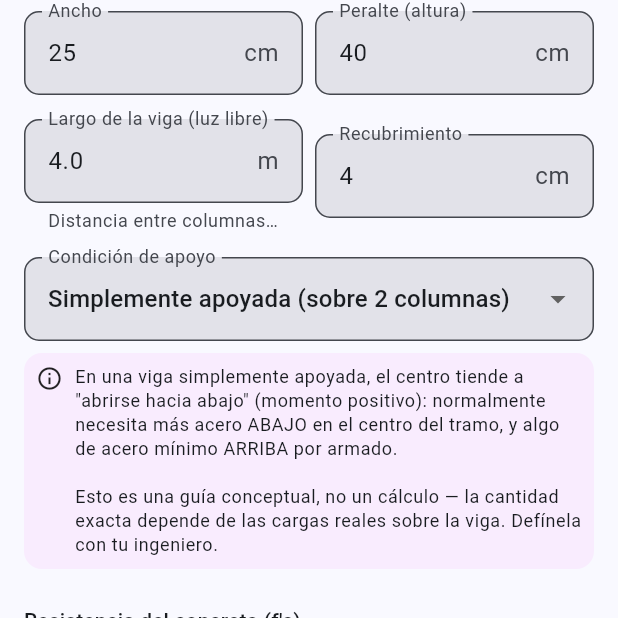
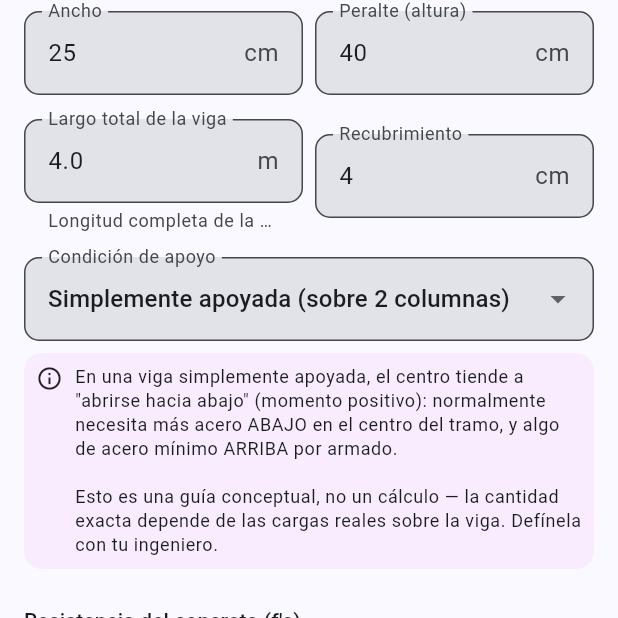
Before and after one commit to denniscastillo202020/Structia, a Flutter app: the CalculadoraVigaScreen screen opened directly, on a phone screen of 412 x 824 dp, the part 481-1099 px from its top. Run offline on Flutter 3.47's test engine with Material 3 defaults, Android fonts, the phone set to English and light mode, and no system bars; our stand-ins replace image_picker, pdf, printing, shared_preferences; missing offline and left inert: google_mlkit_text_recognition; accounts and stored records are empty.

Commit message:
fix: aclarar que el campo de vigas es el largo total, no luz entre columnas

```diff
--- a/lib/features/calculadora_viga/presentation/screens/calculadora_viga_screen.dart
+++ b/lib/features/calculadora_viga/presentation/screens/calculadora_viga_screen.dart
@@ -177,8 +177,8 @@ class _CalculadoraVigaScreenState extends State<CalculadoraVigaScreen> {
                     controller: _luzController,
                     keyboardType: const TextInputType.numberWithOptions(decimal: true),
                     decoration: const InputDecoration(
-                      labelText: 'Largo de la viga (luz libre)',
-                      helperText: 'Distancia entre columnas/apoyos',
+                      labelText: 'Largo total de la viga',
+                      helperText: 'Longitud completa de la viga, de extremo a extremo',
                       suffixText: 'm',
                     ),
                     validator: (v) =>
@@ -487,7 +487,7 @@ class _TarjetaResultadoViga extends StatelessWidget {
             OutlinedButton.icon(
               onPressed: () => exportarResultadosPdf(
                 titulo: 'Viga ${datos.anchoCm.toStringAsFixed(0)}x${datos.peralteCm.toStringAsFixed(0)} cm',
-                subtitulo: 'Luz ${datos.luzM.toStringAsFixed(2)} m · ${datos.tipoApoyo.etiqueta} · ${datos.cantidadVigas} viga(s) igual(es)',
+                subtitulo: 'Largo ${datos.luzM.toStringAsFixed(2)} m · ${datos.tipoApoyo.etiqueta} · ${datos.cantidadVigas} viga(s) igual(es)',
                 filas: [
                   FilaPdf('Volumen de concreto', '${resultado.volumenConcretoM3.toStringAsFixed(2)} m³'),
                   FilaPdf("f'c", "${dosificacion.fc} kg/cm²"),
@@ -531,7 +531,7 @@ class _TarjetaResultadoViga extends StatelessWidget {
                   id: DateTime.now().microsecondsSinceEpoch.toString(),
                   tipo: 'Viga',
                   titulo: 'Viga ${datos.anchoCm.toStringAsFixed(0)}x${datos.peralteCm.toStringAsFixed(0)} cm',
-                  subtitulo: '${datos.cantidadVigas} unidad(es) · luz ${datos.luzM.toStringAsFixed(2)} m',
+                  subtitulo: '${datos.cantidadVigas} unidad(es) · largo ${datos.luzM.toStringAsFixed(2)} m',
                   fecha: DateTime.now(),
                   volumenConcretoM3: resultado.volumenConcretoM3,
                   bolsasCemento: materiales.bolsasCemento,
```
